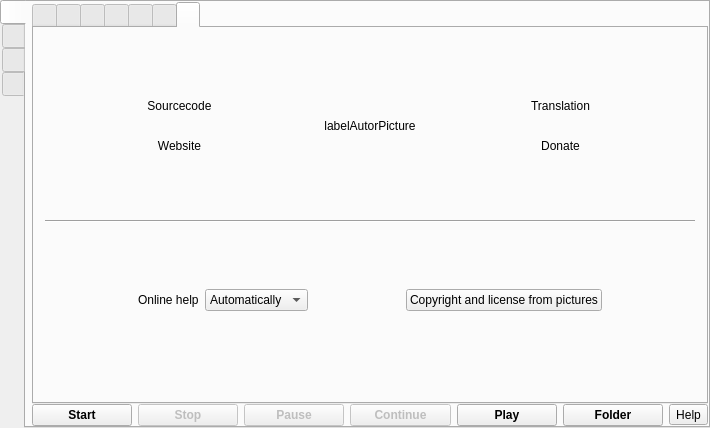
This is src/formMainWindow.ui in vkohaupt/vokoscreenNG as Qt 5 draws it before an edit. The edited form follows.
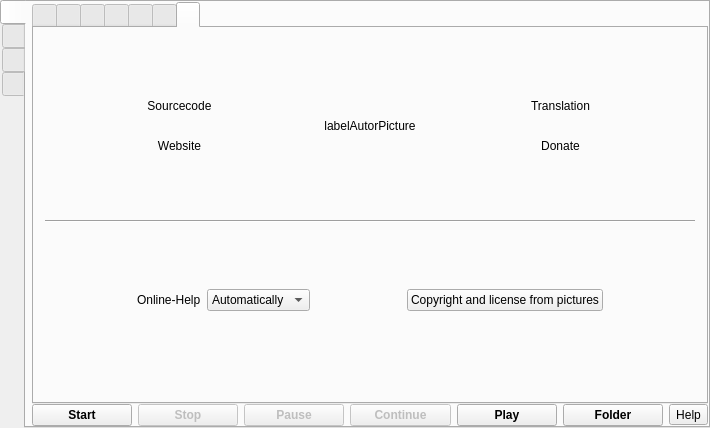
This is the edited form. Icons and pictures are not drawn.

Commit message: Online-Help

```diff
--- a/src/formMainWindow.ui
+++ b/src/formMainWindow.ui
@@ -1884,7 +1884,7 @@
               <item>
                <widget class="QLabel" name="label_20">
                 <property name="text">
-                 <string notr="true">Online help</string>
+                 <string notr="true">Online-Help</string>
                 </property>
                </widget>
               </item>
```
